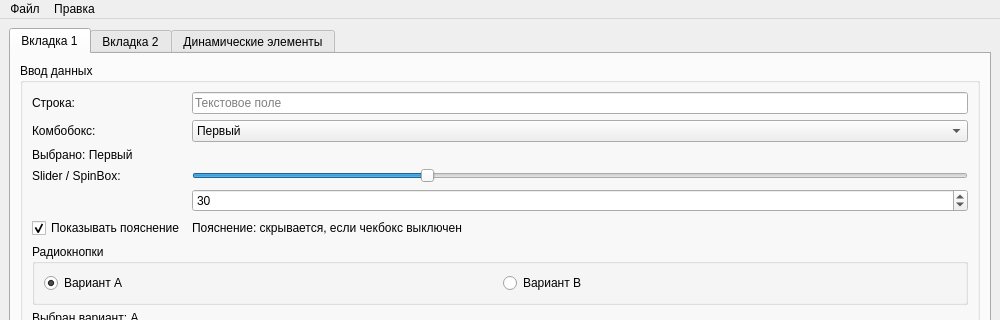
Before: the Qt Designer form mainwindow.ui in YuerKoiler/lab1_qt_oop, drawn with Qt 5; both pictures show x 0 to 1000 and y 0 to 320 of the 1000 by 852 pixel window.
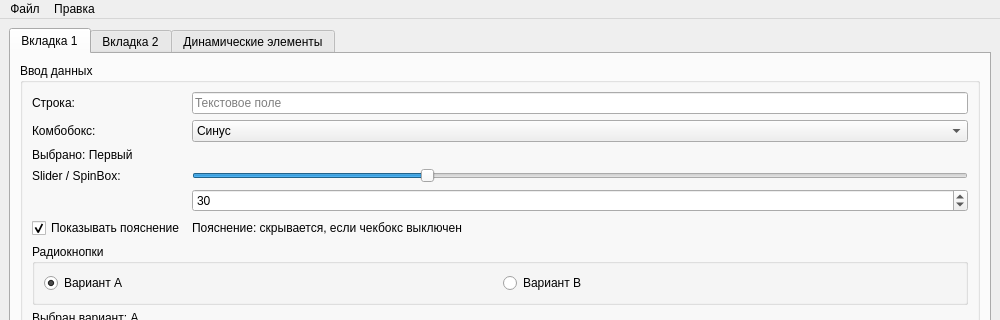
After: the same form once the commit is applied. The open tabs and pages were chosen to show the change.

Commit message:
Исправлены ошибки
Исправлена ошибка перерисовки

What changed in the file:
```diff
--- a/mainwindow.ui
+++ b/mainwindow.ui
@@ -140,7 +140,7 @@
             <widget class="QComboBox" name="comboBoxItems">
              <item>
               <property name="text">
-               <string>Первый</string>
+               <string>Синус</string>
               </property>
              </item>
              <item>
```
Left out of the diff: 28 changed lines with no effect on the pictures. The commit also changes 1 other file.
